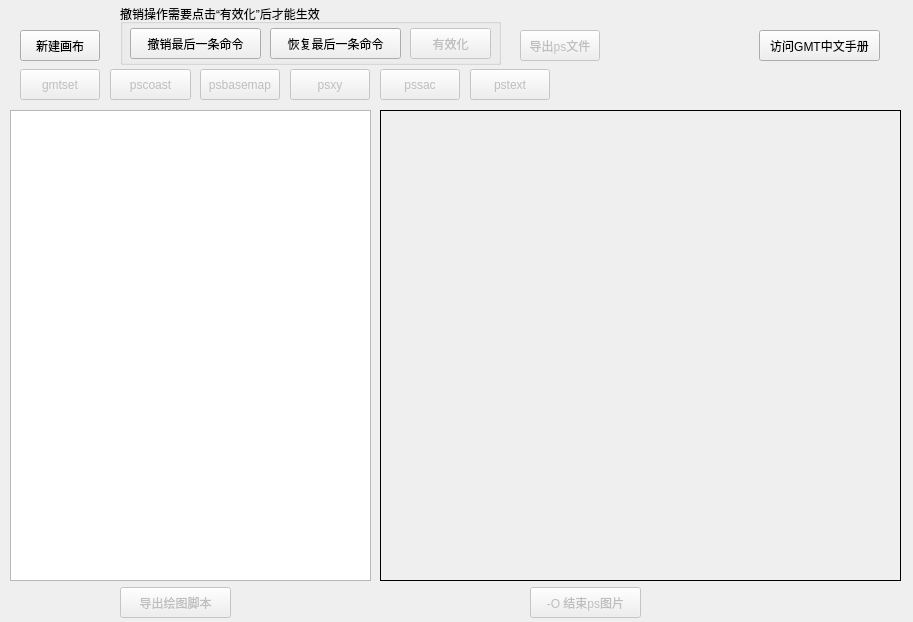
First picture: the form in src/mainwindow.ui, repository CovMat/GMT-mini-GUI, before the edit.
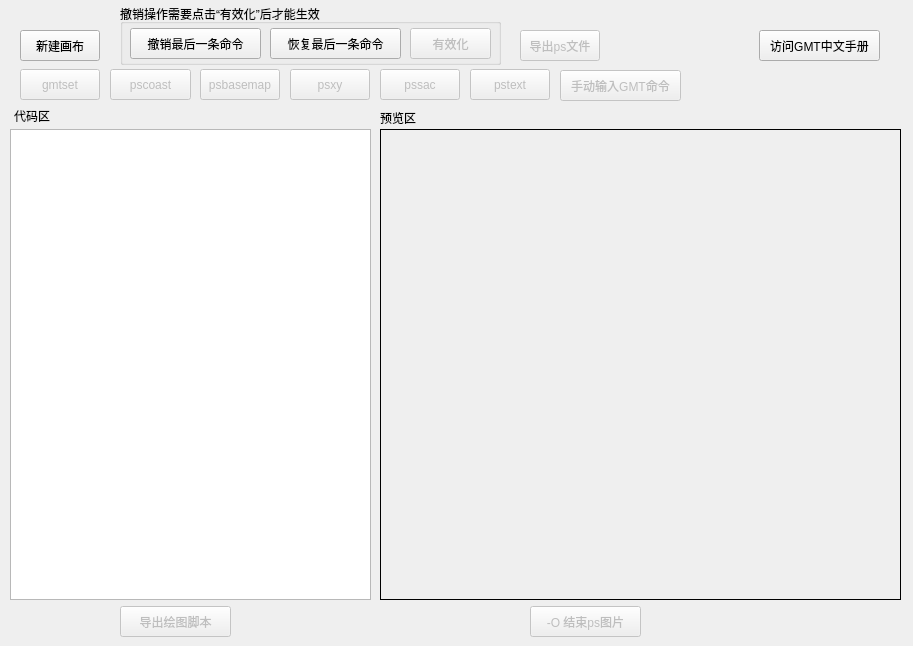
Second picture: the form after the edit.

Commit message:
自定义命令
自定义命令

Patch:
```diff
--- a/src/mainwindow.ui
+++ b/src/mainwindow.ui
@@ -7,7 +7,7 @@
     <x>0</x>
     <y>0</y>
     <width>913</width>
-    <height>622</height>
+    <height>646</height>
    </rect>
   </property>
   <property name="windowTitle">
@@ -31,7 +31,7 @@
     <property name="geometry">
      <rect>
       <x>10</x>
-      <y>110</y>
+      <y>129</y>
       <width>361</width>
       <height>471</height>
      </rect>
@@ -60,7 +60,7 @@
     <property name="geometry">
      <rect>
       <x>530</x>
-      <y>587</y>
+      <y>606</y>
       <width>111</width>
       <height>31</height>
      </rect>
@@ -144,7 +144,7 @@
     <property name="geometry">
      <rect>
       <x>380</x>
-      <y>110</y>
+      <y>129</y>
       <width>521</width>
       <height>471</height>
      </rect>
@@ -179,7 +179,7 @@
     <property name="geometry">
      <rect>
       <x>120</x>
-      <y>587</y>
+      <y>606</y>
       <width>111</width>
       <height>31</height>
      </rect>
@@ -265,6 +265,48 @@
      <string>gmtset</string>
     </property>
    </widget>
+   <widget class="QPushButton" name="custom">
+    <property name="enabled">
+     <bool>false</bool>
+    </property>
+    <property name="geometry">
+     <rect>
+      <x>560</x>
+      <y>70</y>
+      <width>121</width>
+      <height>31</height>
+     </rect>
+    </property>
+    <property name="text">
+     <string>手动输入GMT命令</string>
+    </property>
+   </widget>
+   <widget class="QLabel" name="label_2">
+    <property name="geometry">
+     <rect>
+      <x>14</x>
+      <y>108</y>
+      <width>91</width>
+      <height>16</height>
+     </rect>
+    </property>
+    <property name="text">
+     <string>代码区</string>
+    </property>
+   </widget>
+   <widget class="QLabel" name="label_3">
+    <property name="geometry">
+     <rect>
+      <x>380</x>
+      <y>110</y>
+      <width>91</width>
+      <height>16</height>
+     </rect>
+    </property>
+    <property name="text">
+     <string>预览区</string>
+    </property>
+   </widget>
   </widget>
  </widget>
  <resources/>
```
Left out of the diff: 18 changed lines with no effect on the pictures. The commit also changes 8 other files.
